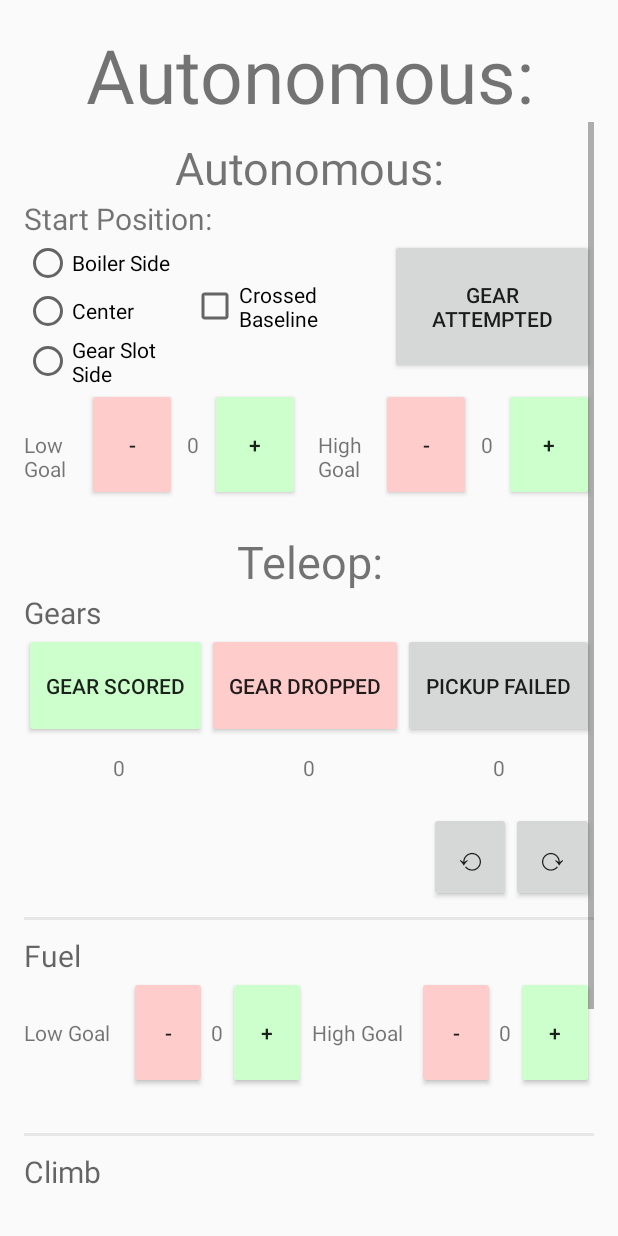
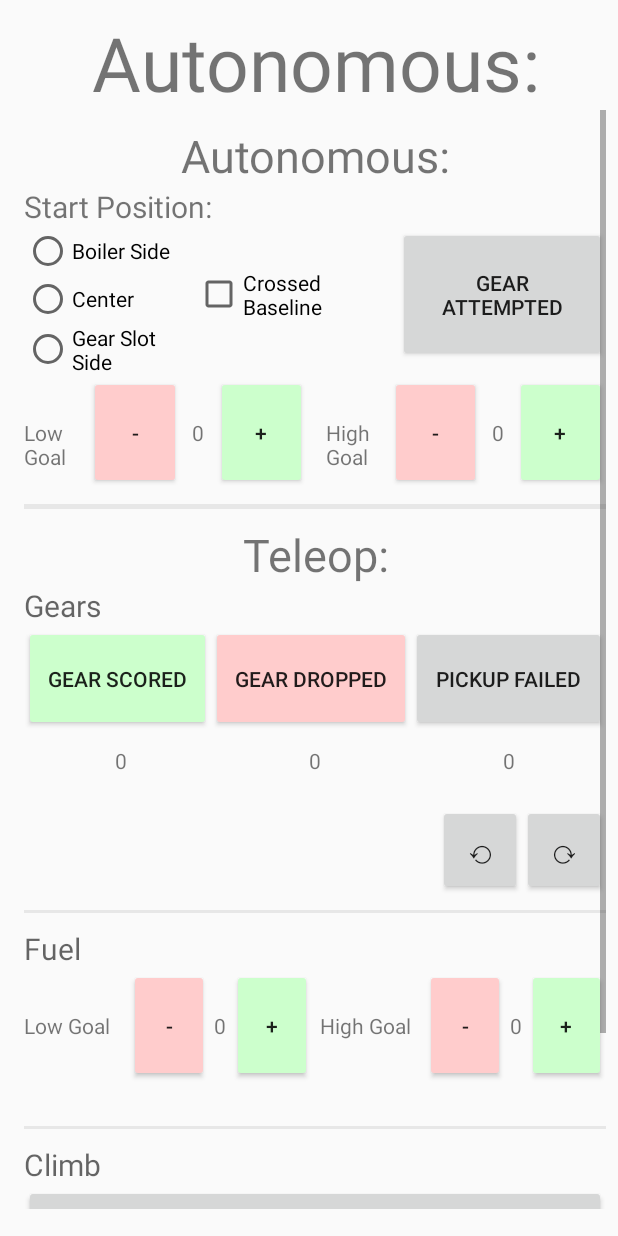
Before and after one commit to GSeve4/TeleopApplication, an Android app: the GameActivity screen opened directly, with no data from a screen before it, on a phone screen of 412 x 824 dp. Run offline under Robolectric (Android 15) with nearby library versions, the phone set to English and light mode, and no system bars.

Commit message:
Finalized necessary improvements for Shepherd.
- Now uploading to Google Play

```diff
--- a/app/src/main/res/layout/activity_game.xml
+++ b/app/src/main/res/layout/activity_game.xml
@@ -6,7 +6,7 @@
     android:layout_height="match_parent"
     android:paddingBottom="@dimen/activity_vertical_margin"
     android:paddingLeft="@dimen/activity_horizontal_margin"
-    android:paddingRight="@dimen/activity_horizontal_margin"
+    android:paddingRight="@dimen/activity_vertical_margin"
     android:paddingTop="@dimen/activity_vertical_margin"
     tools:context="salinesingularity.singularitytimingapplication.GameActivity"
     android:layout_marginBottom="@dimen/small_vert_padding">
@@ -60,24 +60,25 @@
                 <RadioGroup
                     android:layout_width="wrap_content"
                     android:layout_height="wrap_content"
-                    android:layout_weight="1" >
+                    android:layout_weight="1"
+                    android:id="@+id/radioStartPos">
 
                     <RadioButton
-                        android:text="Boiler Side"
+                        android:text="@string/boiler_side"
                         android:layout_width="wrap_content"
                         android:layout_height="wrap_content"
                         android:id="@+id/rdoBoiler"
                         android:layout_weight="1" />
 
                     <RadioButton
-                        android:text="Center"
+                        android:text="@string/center_peg"
                         android:layout_width="wrap_content"
                         android:layout_height="wrap_content"
                         android:id="@+id/rdoCenter"
                         android:layout_weight="1" />
 
                     <RadioButton
-                        android:text="Gear Slot Side"
+                        android:text="@string/gear_slot_side"
                         android:layout_width="wrap_content"
                         android:layout_height="wrap_content"
                         android:id="@+id/rdoSlot"
@@ -179,13 +180,21 @@
                     android:backgroundTint="@color/btnGreen" />
             </LinearLayout>
 
+            <View
+                android:layout_width="fill_parent"
+                android:background="@android:drawable/divider_horizontal_bright"
+                android:layout_marginBottom="10dp"
+                android:id="@+id/view"
+                android:layout_weight="1"
+                android:layout_marginTop="10dp"
+                android:layout_height="3dp" />
+
             <TextView
                 android:text="Teleop:"
                 android:layout_width="match_parent"
                 android:layout_height="wrap_content"
                 android:id="@+id/txtTeleop"
                 android:textSize="30sp"
-                android:layout_marginTop="20dp"
                 android:gravity="center" />
 
             <TextView
--- a/app/src/main/res/layout/activity_start.xml
+++ b/app/src/main/res/layout/activity_start.xml
@@ -56,6 +56,7 @@
         android:layout_alignParentRight="true"
         android:layout_alignParentEnd="true"
         android:layout_height="400dp"
-        android:contentDescription="Team Mascot Image" />
+        android:contentDescription="Team Mascot Image"
+        android:visibility="gone" />
 
 </RelativeLayout>
--- a/app/src/main/res/values/dimens.xml
+++ b/app/src/main/res/values/dimens.xml
@@ -1,7 +1,7 @@
 <resources>
     <!-- Default screen margins, per the Android Design guidelines. -->
     <dimen name="activity_horizontal_margin">16dp</dimen>
-    <dimen name="activity_vertical_margin">16dp</dimen>
+    <dimen name="activity_vertical_margin">8dp</dimen>
     <dimen name="vert_padding">20dp</dimen>
     <dimen name="undo_redo_width">10dp</dimen>
     <dimen name="row_title_width">40dp</dimen>
--- a/app/src/main/res/values/strings.xml
+++ b/app/src/main/res/values/strings.xml
@@ -23,6 +23,9 @@
     <string name="decrement_symbol">-</string>
     <string name="undo_symbol">⟲</string>
     <string name="redo_symbol">⟳</string>
+    <string name="boiler_side">Boiler Side</string>
+    <string name="center_peg">Center</string>
+    <string name="gear_slot_side">Gear Slot Side</string>
 
     <string name="auton_gear_attempted">Gear Attempted</string>
     <string name="auton_gear_success">Gear Scored</string>
```
Also changed, not shown: app/src/main/java/salinesingularity/singularitytimingapplication/GameActivity.java (+91 -5 lines).
